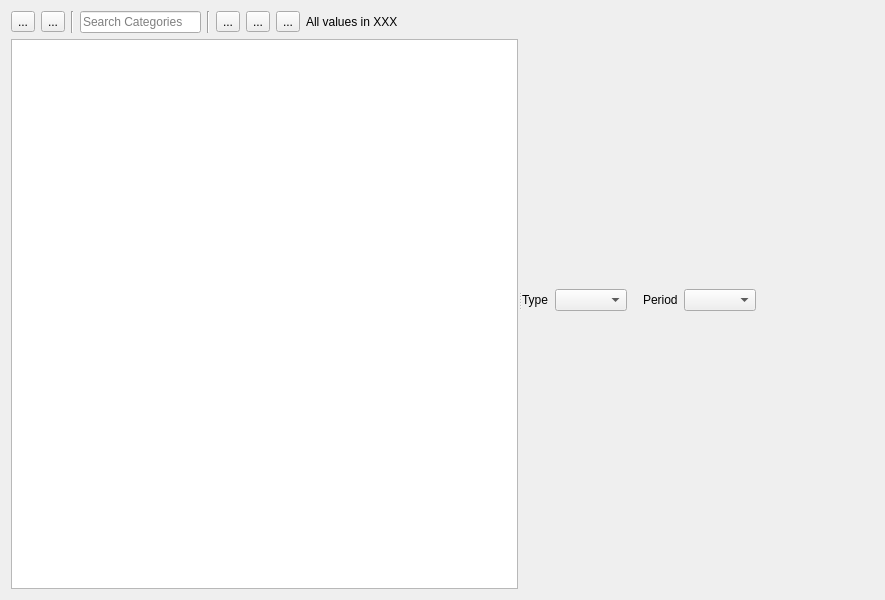
First picture: the form in src/views/ui_files/reports/category_report.ui, repository JakubFranek/Kapytal, before the edit.
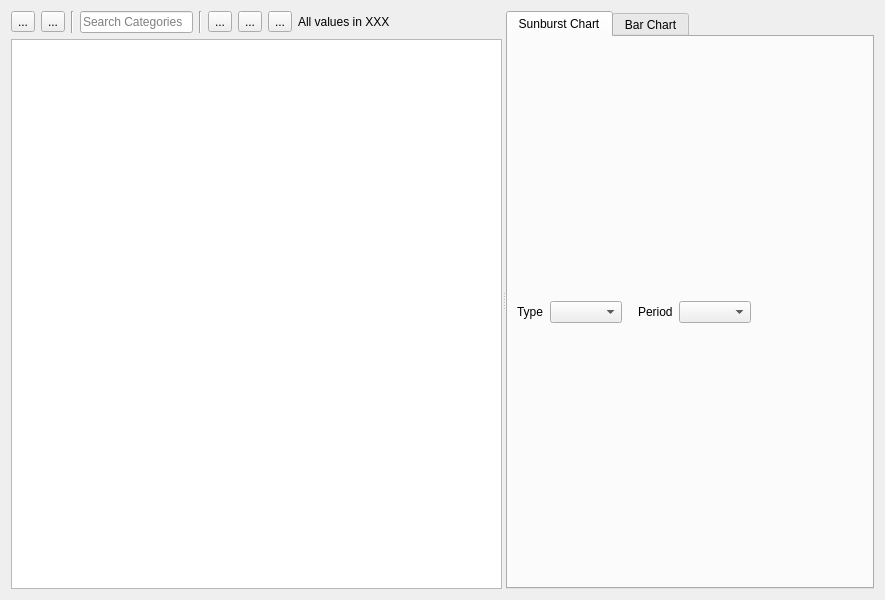
Second picture: the form after the edit.

Commit message:
Add chart tab widget to Category Report
Add tab widget to Category report with two tabs: Sunburst Chart and Bar
Chart.
Add optional argument to SunburstChartView for setting background color.
Fix linter errors.

The edit to the form file:
```diff
--- a/src/views/ui_files/reports/category_report.ui
+++ b/src/views/ui_files/reports/category_report.ui
@@ -140,6 +140,16 @@
      <widget class="QWidget" name="verticalLayoutWidget_2">
       <layout class="QVBoxLayout" name="chartVerticalLayout">
        <item>
+        <widget class="QTabWidget" name="chartTabWidget">
+         <property name="currentIndex">
+          <number>0</number>
+         </property>
+         <widget class="QWidget" name="sunburstChartTab">
+          <attribute name="title">
+           <string>Sunburst Chart</string>
+          </attribute>
+          <layout class="QVBoxLayout" name="verticalLayout">
+           <item>
         <layout class="QHBoxLayout" name="controlsHorizontalLayout">
          <item>
           <widget class="QLabel" name="typeLabel">
@@ -191,6 +201,15 @@
           </spacer>
          </item>
         </layout>
+           </item>
+          </layout>
+         </widget>
+         <widget class="QWidget" name="barChartTab">
+          <attribute name="title">
+           <string>Bar Chart</string>
+          </attribute>
+         </widget>
+        </widget>
        </item>
       </layout>
      </widget>
```
Lines whose indentation alone changed are shown as unchanged. The commit also changes 5 other files.
